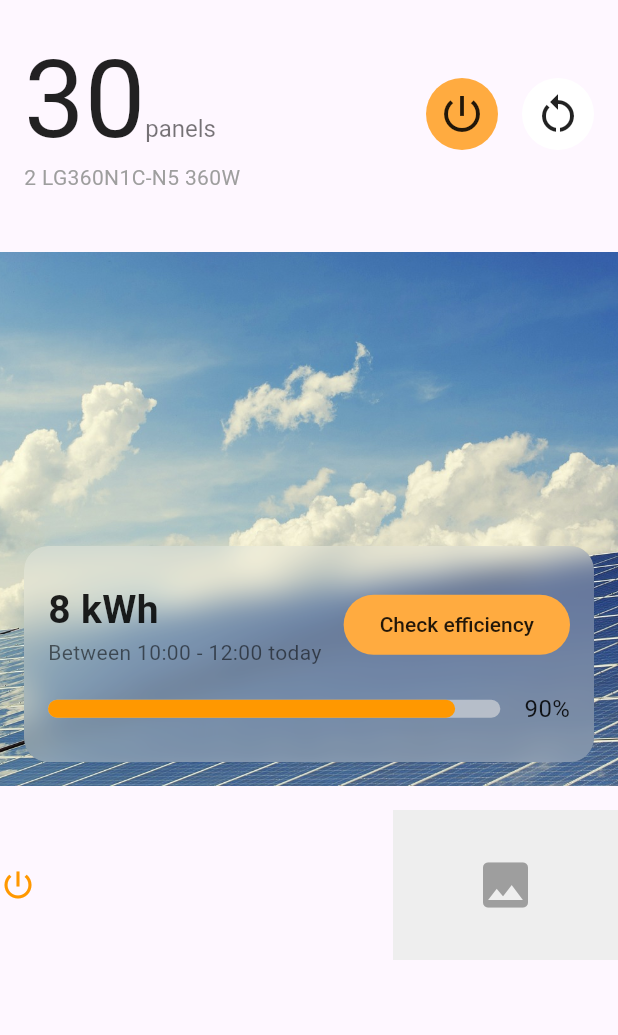
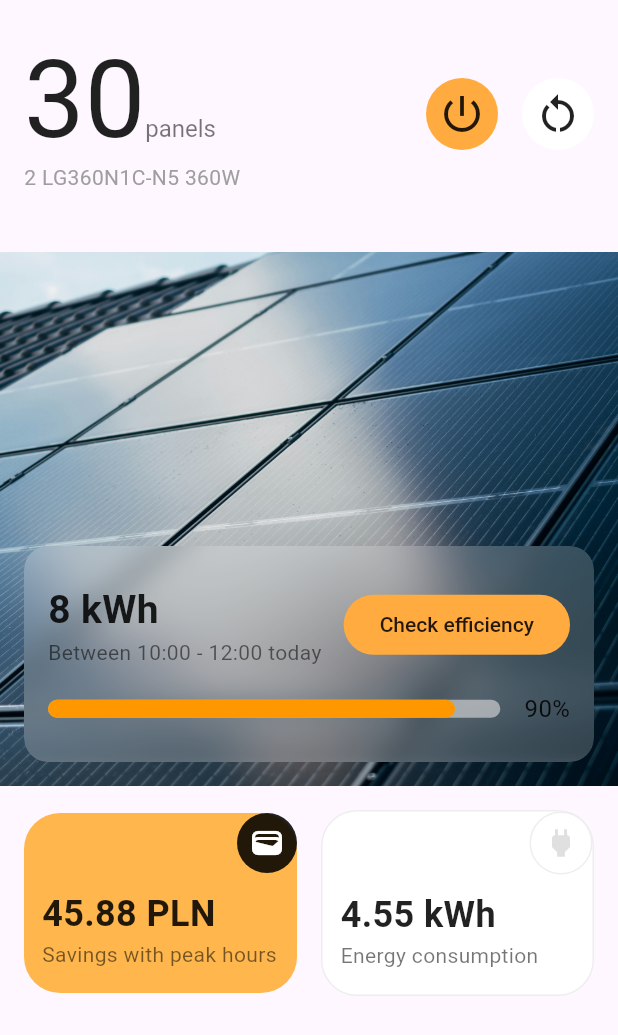
Before and after one commit to 7aku8/pv-forecast, a Flutter app: the ForecastView widget shown alone on an empty page, opened directly, on a phone screen of 412 x 824 dp. Shown: the top 1035 px of the screen. Run offline on Flutter 3.47's test engine with Material 3 defaults, Android fonts, the light colour scheme and no system bars; our stand-ins replace bloc, equatable, fl_chart, flutter_bloc, nb_utils; generated files the repository leaves out were written again.

Commit message:
feat: tiles in forecast page

```diff
--- a/lib/dashboard/view/forecast_view.dart
+++ b/lib/dashboard/view/forecast_view.dart
@@ -201,124 +201,136 @@ class _HomeViewState extends State<ForecastView> {
             ],
           ),
           const SizedBox(height: 16),
-          Row(
-            mainAxisAlignment: MainAxisAlignment.spaceBetween,
-            children: [
-              const Icon(Icons.power_settings_new, color: Colors.orange),
-              Container(
-                height: 100,
-                width: 150,
-                color: Colors.grey.shade200,
-                child: Center(
-                    child: Icon(Icons.image, size: 40, color: Colors.grey)),
-              ),
-            ],
+          Padding(
+            padding: const EdgeInsets.symmetric(horizontal: 16),
+            child: Row(
+              children: [
+                Expanded(
+                  child: Container(
+                    decoration: BoxDecoration(
+                      borderRadius: BorderRadius.circular(24),
+                      color: Colors.orange[300],
+                    ),
+                    padding: const EdgeInsets.only(bottom: 16),
+                    child: const Column(
+                      crossAxisAlignment: CrossAxisAlignment.start,
+                      children: [
+                        Row(
+                          mainAxisAlignment: MainAxisAlignment.end,
+                          children: [
+                            CircleAvatar(
+                              backgroundColor: Colors.black87,
+                              child: Icon(
+                                Icons.wallet,
+                                color: Colors.white,
+                                size: 24,
+                              ),
+                            ),
+                          ],
+                        ),
+                        SizedBox(height: 10),
+                        Padding(
+                          padding: EdgeInsets.symmetric(horizontal: 12),
+                          child: Row(
+                            children: [
+                              Expanded(
+                                child: Column(
+                                  crossAxisAlignment: CrossAxisAlignment.start,
+                                  children: [
+                                    Text(
+                                      '45.88 PLN',
+                                      style: TextStyle(
+                                        color: Colors.black87,
+                                        fontSize: 24,
+                                        fontWeight: FontWeight.bold,
+                                      ),
+                                    ),
+                                    Text(
+                                      'Savings with peak hours',
+                                      style: TextStyle(
+                                        color: Colors.black54,
+                                        fontSize: 14,
+                                      ),
+                                    ),
+                                  ],
+                                ),
+                              ),
+                            ],
+                          ),
+                        ),
+                      ],
+                    ),
+                  ),
+                ),
+                const SizedBox(width: 16),
+                Expanded(
+                  child: Container(
+                    decoration: BoxDecoration(
+                      borderRadius: BorderRadius.circular(24),
+                      color: Colors.white,
+                      border: Border.all(color: Colors.grey.shade200),
+                    ),
+                    padding: const EdgeInsets.only(bottom: 16),
+                    child: Column(
+                      children: [
+                        Row(
+                          mainAxisAlignment: MainAxisAlignment.end,
+                          children: [
+                            Container(
+                              decoration: BoxDecoration(
+                                color: Colors.white,
+                                borderRadius: BorderRadius.circular(24),
+                                border: Border.all(
+                                  color: Colors.grey.shade200,
+                                ),
+                              ),
+                              padding: const EdgeInsets.all(8),
+                              child: Icon(
+                                Icons.power,
+                                color: Colors.grey.shade300,
+                                size: 24,
+                              ),
+                            ),
+                          ],
+                        ),
+                        const SizedBox(height: 10),
+                        const Padding(
+                          padding: EdgeInsets.symmetric(horizontal: 12),
+                          child: Row(
+                            children: [
+                              Expanded(
+                                child: Column(
+                                  crossAxisAlignment: CrossAxisAlignment.start,
+                                  children: [
+                                    Text(
+                                      '4.55 kWh',
+                                      style: TextStyle(
+                                        color: Colors.black87,
+                                        fontSize: 24,
+                                        fontWeight: FontWeight.bold,
+                                      ),
+                                    ),
+                                    Text(
+                                      'Energy consumption',
+                                      style: TextStyle(
+                                        color: Colors.black54,
+                                        fontSize: 14,
+                                      ),
+                                    ),
+                                  ],
+                                ),
+                              ),
+                            ],
+                          ),
+                        ),
+                      ],
+                    ),
+                  ),
+                ),
+              ],
+            ),
           ),
           const SizedBox(height: 16),
-          // Expanded(
-          //   child: ListView(
-          //     padding: const EdgeInsets.symmetric(horizontal: 16.0),
-          //     children: [
-          //       Container(
-          //         padding: const EdgeInsets.all(16.0),
-          //         decoration: BoxDecoration(
-          //           color: Colors.white,
-          //           borderRadius: BorderRadius.circular(12),
-          //           boxShadow: [
-          //             BoxShadow(
-          //                 color: Colors.grey.shade300,
-          //                 blurRadius: 10,
-          //                 offset: Offset(0, 5)),
-          //           ],
-          //         ),
-          //         child: Column(
-          //           crossAxisAlignment: CrossAxisAlignment.start,
-          //           children: [
-          //             const Text('8 kWh',
-          //                 style: TextStyle(
-          //                     fontSize: 24, fontWeight: FontWeight.bold)),
-          //             const SizedBox(height: 4),
-          //             const Text('Generate electricity',
-          //                 style: TextStyle(color: Colors.grey)),
-          //             const SizedBox(height: 16),
-          //             Row(
-          //               mainAxisAlignment: MainAxisAlignment.spaceBetween,
-          //               children: [
-          //                 Expanded(
-          //                   child: LinearProgressIndicator(
-          //                     value: 0.9,
-          //                     backgroundColor: Colors.grey.shade300,
-          //                     color: Colors.orange,
-          //                   ),
-          //                 ),
-          //                 const SizedBox(width: 16),
-          //                 ElevatedButton(
-          //                   onPressed: () {},
-          //                   style: ElevatedButton.styleFrom(
-          //                     backgroundColor: Colors.orange,
-          //                     shape: RoundedRectangleBorder(
-          //                         borderRadius: BorderRadius.circular(12)),
-          //                   ),
-          //                   child: const Text('Sell Electricity'),
-          //                 ),
-          //               ],
-          //             ),
-          //           ],
-          //         ),
-          //       ),
-          //       const SizedBox(height: 16),
-          //       Row(
-          //         children: [
-          //           Expanded(
-          //             child: Container(
-          //               padding: const EdgeInsets.all(16.0),
-          //               decoration: BoxDecoration(
-          //                 color: Colors.orange.shade100,
-          //                 borderRadius: BorderRadius.circular(12),
-          //               ),
-          //               child: Column(
-          //                 children: [
-          //                   const Text('21200 USA',
-          //                       style: TextStyle(
-          //                           fontSize: 20, fontWeight: FontWeight.bold)),
-          //                   const SizedBox(height: 4),
-          //                   const Text('Current Income',
-          //                       style: TextStyle(color: Colors.grey)),
-          //                 ],
-          //               ),
-          //             ),
-          //           ),
-          //           const SizedBox(width: 16),
-          //           Expanded(
-          //             child: Container(
-          //               padding: const EdgeInsets.all(16.0),
-          //               decoration: BoxDecoration(
-          //                 color: Colors.white,
-          //                 borderRadius: BorderRadius.circular(12),
-          //                 boxShadow: [
-          //                   BoxShadow(
-          //                       color: Colors.grey.shade300,
-          //                       blurRadius: 10,
-          //                       offset: Offset(0, 5)),
-          //                 ],
-          //               ),
-          //               child: const Column(
-          //                 children: [
-          //                   const Text('120 KW/H',
-          //                       style: TextStyle(
-          //                           fontSize: 20, fontWeight: FontWeight.bold)),
-          //                   const SizedBox(height: 4),
-          //                   const Text('Time usage',
-          //                       style: TextStyle(color: Colors.grey)),
-          //                 ],
-          //               ),
-          //             ),
-          //           ),
-          //         ],
-          //       ),
-          //     ],
-          //   ),
-          // ),
         ],
       ),
     );
```
Also changed, not shown: assets/images/panels.jpg.
